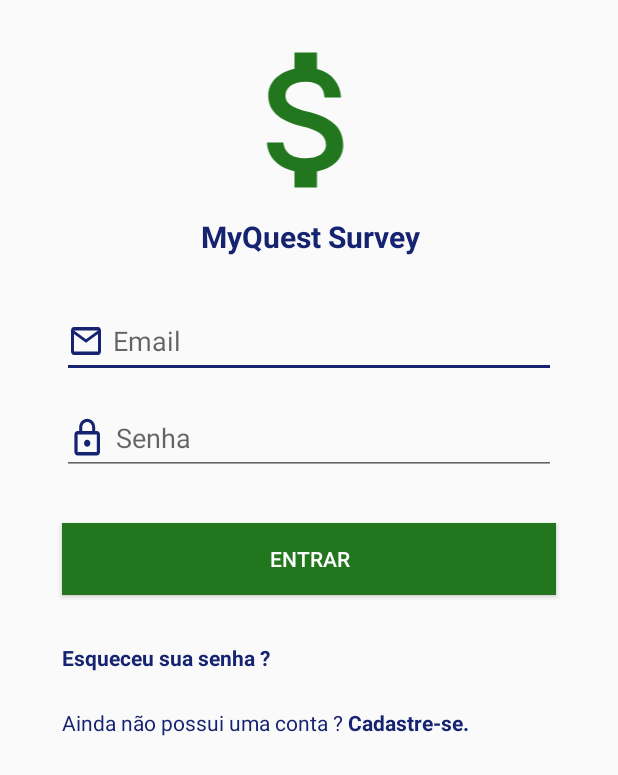
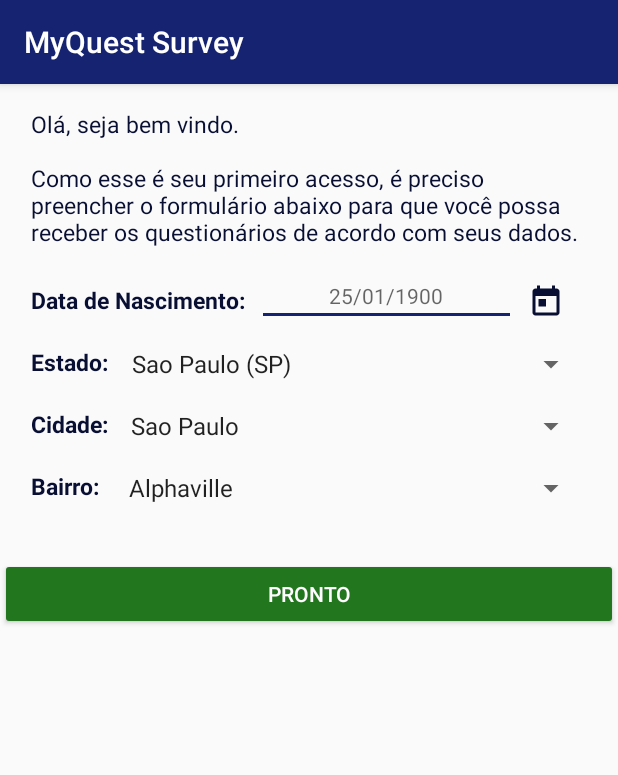
Before and after one commit to tbelem/tccifsp, an Android app: the screen it shows after launch (LoginActivity before the commit, DadosActivity after it), on a phone screen of 412 x 824 dp. Shown: the top 775 px of the screen. Run offline under Robolectric (Android 15) with nearby library versions, the phone set to English and light mode, and no system bars.

Commit message:
Tela de Dados adicionada

```diff
--- a/app/build.gradle
+++ b/app/build.gradle
@@ -35,4 +35,5 @@ dependencies {
 
 
 
+
 apply plugin: 'com.google.gms.google-services'
--- /dev/null
+++ b/app/src/main/java/proj/ifsp/tcc1/Activity/DadosActivity.java
@@ -0,0 +1,38 @@
+package proj.ifsp.tcc1.Activity;
+
+import android.support.v7.app.AppCompatActivity;
+import android.os.Bundle;
+import android.widget.ArrayAdapter;
+import android.widget.Spinner;
+
+import proj.ifsp.tcc1.R;
+
+public class DadosActivity extends AppCompatActivity {
+
+    @Override
+    protected void onCreate(Bundle savedInstanceState) {
+        super.onCreate(savedInstanceState);
+        setContentView(R.layout.activity_dados);
+
+        String[] estados = {"Sao Paulo (SP)","Rio de Janeiro (RJ)"};
+
+        Spinner cbEstado = (Spinner) findViewById(R.id.cbEstado);
+        ArrayAdapter<String> estadoAdapter = new ArrayAdapter<String>(this,android.R.layout.simple_spinner_item,estados);
+        estadoAdapter.setDropDownViewResource(android.R.layout.simple_spinner_dropdown_item);
+        cbEstado.setAdapter(estadoAdapter);
+
+        String[] cidades = {"Sao Paulo","Campinas","Sao Jose dos Campos"};
+
+        Spinner cbCidade = (Spinner) findViewById(R.id.cbCidade);
+        ArrayAdapter<String> cidadesAdapter = new ArrayAdapter<String>(this,android.R.layout.simple_spinner_item,cidades);
+        cidadesAdapter.setDropDownViewResource(android.R.layout.simple_spinner_dropdown_item);
+        cbCidade.setAdapter(cidadesAdapter);
+
+        String[] bairros = {"Alphaville","Barao Geraldo","Centro","Jd Aurelia","Sao Fernando"};
+
+        Spinner cbBairro = (Spinner) findViewById(R.id.cbBairro);
+        ArrayAdapter<String> bairrosAdapter = new ArrayAdapter<String>(this,android.R.layout.simple_spinner_item,bairros);
+        bairrosAdapter.setDropDownViewResource(android.R.layout.simple_spinner_dropdown_item);
+        cbBairro.setAdapter(bairrosAdapter);
+    }
+}
--- a/app/src/main/java/proj/ifsp/tcc1/Model/Regiao.java
+++ /dev/null
@@ -1,37 +0,0 @@
-package proj.ifsp.tcc1.Model;
-
-/**
- * Created by Tiago on 19/10/2017.
- */
-
-public class Regiao {
-
-    private String estado;
-    private String cidade;
-    private String bairro;
-
-    public Regiao() {
-    }
-
-    public String getEstado() { return estado; }
-
-    public void setEstado(String estado) {
-        this.estado = estado;
-    }
-
-    public String getCidade() {
-        return cidade;
-    }
-
-    public void setCidade(String cidade) {
-        this.cidade = cidade;
-    }
-
-    public String getBairro() {
-        return bairro;
-    }
-
-    public void setBairro(String bairro) {
-        this.bairro = bairro;
-    }
-}
--- a/app/src/main/java/proj/ifsp/tcc1/Model/Usuario.java
+++ b/app/src/main/java/proj/ifsp/tcc1/Model/Usuario.java
@@ -13,7 +13,9 @@ public class Usuario {
     private String senha;
     private long nascimento;
     private Questionario[] pendentes;
-    private Regiao[] regioes;
+    private String estado;
+    private String cidade;
+    private String bairro;
     private int saldo;
 
     public Usuario() {
@@ -42,10 +44,17 @@ public class Usuario {
 
     public void setPendentes(Questionario[] pendentes) { this.pendentes = pendentes;  }
 
-    @Exclude
-    public Regiao[] getRegioes() { return regioes;  }
+    public String getEstado() { return estado;  }
 
-    public void setRegioes(Regiao[] regioes) { this.regioes = regioes;  }
+    public void setEstado(String estado) { this.estado = estado; }
+
+    public String getCidade() { return cidade;  }
+
+    public void setCidade(String cidade) { this.cidade = cidade;  }
+
+    public String getBairro() { return bairro; }
+
+    public void setBairro(String bairro) { this.bairro = bairro; }
 
     @Exclude
     public String getUID() { return UID; }
--- /dev/null
+++ b/app/src/main/res/drawable/ic_calendar.xml
@@ -0,0 +1,9 @@
+<vector xmlns:android="http://schemas.android.com/apk/res/android"
+        android:width="24dp"
+        android:height="24dp"
+        android:viewportWidth="24.0"
+        android:viewportHeight="24.0">
+    <path
+        android:fillColor="@color/colorPrimaryDark"
+        android:pathData="M19,3h-1L18,1h-2v2L8,3L8,1L6,1v2L5,3c-1.11,0 -1.99,0.9 -1.99,2L3,19c0,1.1 0.89,2 2,2h14c1.1,0 2,-0.9 2,-2L21,5c0,-1.1 -0.9,-2 -2,-2zM19,19L5,19L5,8h14v11zM7,10h5v5L7,15z"/>
+</vector>
--- /dev/null
+++ b/app/src/main/res/layout/activity_dados.xml
@@ -0,0 +1,179 @@
+<?xml version="1.0" encoding="utf-8"?>
+<ScrollView xmlns:android="http://schemas.android.com/apk/res/android"
+    xmlns:app="http://schemas.android.com/apk/res-auto"
+    xmlns:tools="http://schemas.android.com/tools"
+    android:layout_width="match_parent"
+    android:layout_height="match_parent"
+    android:fillViewport="true"
+    tools:context="proj.ifsp.tcc1.Activity.DadosActivity">
+
+    <android.support.constraint.ConstraintLayout
+        android:layout_width="match_parent"
+        android:layout_height="match_parent"
+        tools:context="proj.ifsp.tcc1.Activity.DadosActivity">
+
+        <TextView
+            android:id="@+id/lbPrimeiroAcesso"
+            android:layout_width="0dp"
+            android:layout_height="wrap_content"
+            android:layout_marginTop="16dp"
+            android:gravity="center_vertical|start"
+            android:padding="0dp"
+            android:text="@string/txPrimeiroAcesso"
+            android:textColor="@color/colorPrimaryDark"
+            android:textSize="@dimen/SmallText"
+            app:layout_constraintLeft_toLeftOf="@+id/guideline8"
+            app:layout_constraintRight_toLeftOf="@+id/guideline9"
+            app:layout_constraintTop_toTopOf="parent" />
+
+        <android.support.constraint.Guideline
+            android:id="@+id/guideline8"
+            android:layout_width="wrap_content"
+            android:layout_height="wrap_content"
+            android:orientation="vertical"
+            app:layout_constraintGuide_percent="0.05"
+            tools:layout_editor_absoluteX="19dp"
+            tools:layout_editor_absoluteY="81dp" />
+
+        <android.support.constraint.Guideline
+            android:id="@+id/guideline9"
+            android:layout_width="wrap_content"
+            android:layout_height="wrap_content"
+            android:orientation="vertical"
+            app:layout_constraintGuide_percent="0.95"
+            tools:layout_editor_absoluteX="365dp"
+            tools:layout_editor_absoluteY="81dp" />
+
+        <TextView
+            android:id="@+id/lbNascimento"
+            android:layout_width="wrap_content"
+            android:layout_height="wrap_content"
+            android:layout_marginTop="24dp"
+            android:text="@string/lbNascimento"
+            android:textColor="@color/colorPrimaryDark"
+            android:textSize="@dimen/SmallText"
+            android:textStyle="bold"
+            app:layout_constraintLeft_toLeftOf="@+id/guideline8"
+            app:layout_constraintTop_toBottomOf="@+id/lbPrimeiroAcesso" />
+
+        <TextView
+            android:id="@+id/lbEstado"
+            android:layout_width="wrap_content"
+            android:layout_height="wrap_content"
+            android:text="@string/lbEstado"
+            android:textColor="@color/colorPrimaryDark"
+            android:textSize="@dimen/SmallText"
+            android:textStyle="bold"
+            android:layout_marginTop="20dp"
+            app:layout_constraintTop_toBottomOf="@+id/lbNascimento"
+            app:layout_constraintLeft_toLeftOf="@+id/guideline8" />
+
+        <TextView
+            android:id="@+id/lbCidade"
+            android:layout_width="wrap_content"
+            android:layout_height="wrap_content"
+            android:text="@string/lbCidade"
+            android:textColor="@color/colorPrimaryDark"
+            android:textSize="@dimen/SmallText"
+            android:textStyle="bold"
+            app:layout_constraintLeft_toLeftOf="@+id/guideline8"
+            android:layout_marginTop="20dp"
+            app:layout_constraintTop_toBottomOf="@+id/lbEstado" />
+
+        <TextView
+            android:id="@+id/lbBairro"
+            android:layout_width="wrap_content"
+            android:layout_height="wrap_content"
+            android:layout_marginTop="20dp"
+            android:text="@string/lbBairro"
+            android:textColor="@color/colorPrimaryDark"
+            android:textSize="@dimen/SmallText"
+            android:textStyle="bold"
+            app:layout_constraintLeft_toLeftOf="@+id/guideline8"
+            app:layout_constraintTop_toBottomOf="@+id/lbCidade" />
+
+        <EditText
+            android:id="@+id/txNascimento"
+            android:layout_width="0dp"
+            android:layout_height="wrap_content"
+            android:layout_marginEnd="8dp"
+            android:layout_marginStart="8dp"
+            android:layout_marginTop="12dp"
+            android:ems="10"
+            android:gravity="center"
+            android:hint="@string/hintNascimento"
+            android:inputType="date"
+            android:textColor="@color/colorPrimaryDark"
+            android:textSize="14sp"
+            app:layout_constraintLeft_toRightOf="@+id/lbNascimento"
+            app:layout_constraintRight_toLeftOf="@+id/btCalendar"
+            app:layout_constraintTop_toBottomOf="@+id/lbPrimeiroAcesso" />
+
+        <Spinner
+            android:id="@+id/cbEstado"
+            android:layout_width="0dp"
+            android:layout_height="wrap_content"
+            android:layout_marginLeft="8dp"
+            android:layout_marginTop="20dp"
+            android:prompt="@string/lbEstado"
+            android:spinnerMode="dialog"
+            app:layout_constraintLeft_toRightOf="@+id/lbEstado"
+            app:layout_constraintTop_toBottomOf="@+id/lbNascimento"
+            app:layout_constraintRight_toLeftOf="@+id/guideline9"
+            android:layout_marginStart="8dp" />
+
+        <Spinner
+            android:id="@+id/cbCidade"
+            android:layout_width="0dp"
+            android:layout_height="wrap_content"
+            android:spinnerMode="dialog"
+            app:layout_constraintLeft_toRightOf="@+id/lbCidade"
+            android:layout_marginLeft="7dp"
+            android:layout_marginTop="20dp"
+            app:layout_constraintTop_toBottomOf="@+id/lbEstado"
+            app:layout_constraintRight_toLeftOf="@+id/guideline9"
+            android:layout_marginStart="7dp" />
+
+        <Spinner
+            android:id="@+id/cbBairro"
+            android:layout_width="0dp"
+            android:layout_height="wrap_content"
+            android:spinnerMode="dialog"
+            app:layout_constraintLeft_toRightOf="@+id/lbBairro"
+            android:layout_marginLeft="12dp"
+            android:layout_marginTop="20dp"
+            app:layout_constraintTop_toBottomOf="@+id/lbCidade"
+            app:layout_constraintRight_toLeftOf="@+id/guideline9"
+            android:layout_marginStart="12dp" />
+
+        <ImageView
+            android:id="@+id/btCalendar"
+            android:layout_width="wrap_content"
+            android:layout_height="wrap_content"
+            android:layout_marginRight="15dp"
+            android:layout_marginTop="24dp"
+            app:layout_constraintRight_toLeftOf="@+id/guideline9"
+            app:layout_constraintTop_toBottomOf="@+id/lbPrimeiroAcesso"
+            app:srcCompat="@drawable/ic_calendar"
+            android:layout_marginEnd="15dp" />
+
+        <Button
+            android:id="@+id/btPronto"
+            android:layout_width="match_parent"
+            android:layout_height="wrap_content"
+            android:layout_marginBottom="0dp"
+            android:layout_marginLeft="0dp"
+            android:layout_marginRight="0dp"
+            android:layout_marginTop="16dp"
+            android:backgroundTint="@color/colorSecondary"
+            android:text="@string/btPronto"
+            android:textColor="@color/colorTextSecondary"
+            app:layout_constraintBottom_toBottomOf="parent"
+            app:layout_constraintLeft_toLeftOf="parent"
+            app:layout_constraintRight_toRightOf="parent"
+            app:layout_constraintTop_toBottomOf="@+id/lbBairro"
+            app:layout_constraintVertical_bias="0.050000012" />
+
+    </android.support.constraint.ConstraintLayout>
+
+</ScrollView>
--- a/app/src/main/res/values/strings.xml
+++ b/app/src/main/res/values/strings.xml
@@ -41,5 +41,13 @@
     <string name="txRecebimento">Você recebeu uma recompensa !</string>
     <string name="txToque">Toque em qualquer lugar para continuar ...</string>
 
+    <!-- Dados Activity -->
+    <string name="txPrimeiroAcesso">Olá, seja bem vindo.\n\nComo esse é seu primeiro acesso, é preciso preencher o formulário abaixo para que você possa receber os questionários de acordo com seus dados.</string>
+    <string name="hintNascimento">25/01/1900</string>
+    <string name="lbNascimento">Data de Nascimento:</string>
+    <string name="lbEstado">Estado:</string>
+    <string name="lbCidade">Cidade:</string>
+    <string name="lbBairro">Bairro:</string>
+    <string name="btPronto">PRONTO</string>
 
 </resources>
```
Also changed, not shown: app/src/main/AndroidManifest.xml (+9 -6 lines).
